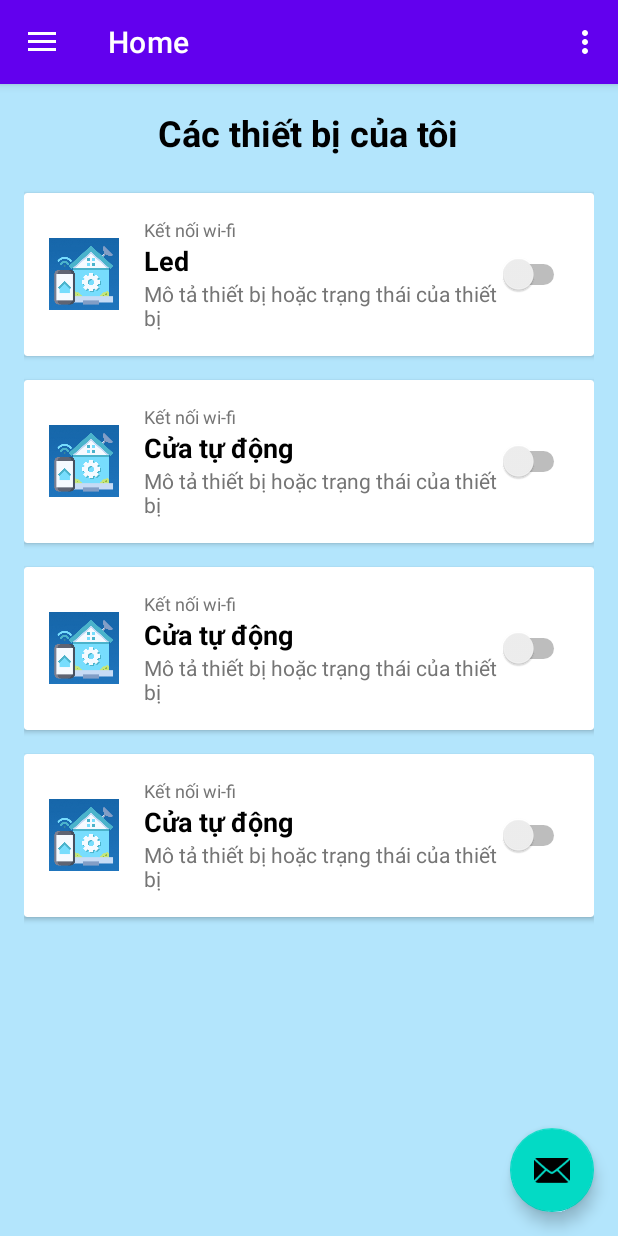
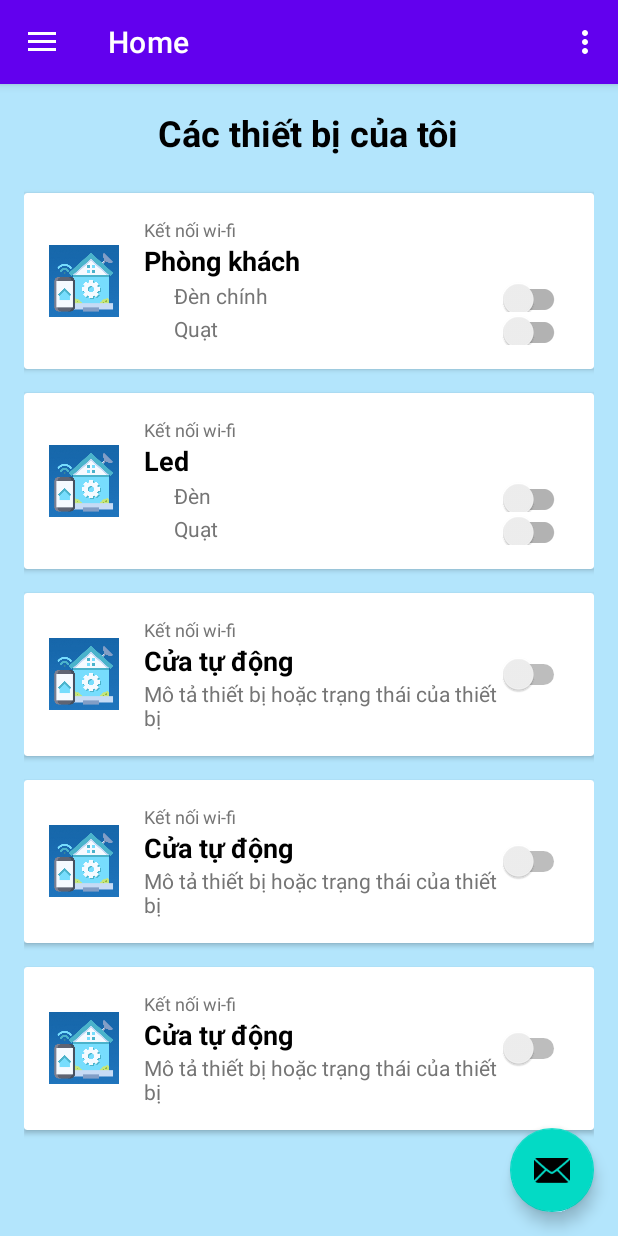
Before and after one commit to YuilRin/AppSmartHome, an Android app: the screen it shows after launch (MainActivity), on a phone screen of 412 x 824 dp. Run offline under Robolectric (Android 15) with nearby library versions, the phone set to English and light mode, and no system bars; our stand-ins replace Firebase (no records; nobody signed in at launch, a user with empty details on screens opened directly), navigation-ui; 3 statements that could not run were skipped.

Commit message:
Doi vai room_card

```diff
--- /dev/null
+++ b/app/src/main/res/layout/bedroom_card.xml
@@ -0,0 +1,102 @@
+<?xml version="1.0" encoding="utf-8"?>
+<androidx.cardview.widget.CardView xmlns:android="http://schemas.android.com/apk/res/android"
+    xmlns:tools="http://schemas.android.com/tools"
+    xmlns:app="http://schemas.android.com/apk/res-auto"
+    android:layout_width="match_parent"
+    android:layout_height="wrap_content"
+    android:layout_marginBottom="16dp">
+
+    <LinearLayout
+        android:layout_width="match_parent"
+        android:layout_height="wrap_content"
+        android:orientation="horizontal"
+        android:padding="16dp">
+
+        <!-- Icon thiết bị -->
+        <ImageView
+            android:layout_width="48dp"
+            android:layout_height="48dp"
+            android:src="@drawable/logo"
+            android:layout_gravity="center_vertical"
+            android:contentDescription="Device Icon" />
+
+        <LinearLayout
+            android:layout_width="0dp"
+            android:layout_height="wrap_content"
+            android:layout_weight="1"
+            android:orientation="vertical"
+            android:paddingStart="16dp">
+
+            <!-- Trạng thái kết nối Wi-Fi -->
+            <TextView
+                android:layout_width="wrap_content"
+                android:layout_height="wrap_content"
+                android:text="Kết nối wi-fi"
+                android:textSize="12sp"
+                android:textColor="#757575"
+                android:layout_gravity="start" />
+
+            <!-- Tên thiết bị -->
+            <TextView
+                android:id="@+id/NameTB"
+                android:layout_width="wrap_content"
+                android:layout_height="wrap_content"
+                android:text="Phòng ngủ"
+                android:textSize="18sp"
+                android:textStyle="bold"
+                android:textColor="#000000"
+                android:layout_gravity="start" />
+
+            <!-- Mô tả thiết bị và Switch nằm cuối -->
+            <LinearLayout
+                android:layout_width="match_parent"
+                android:layout_height="22dp"
+                android:gravity="center_vertical"
+                android:orientation="horizontal">
+
+                <!-- Mô tả thiết bị -->
+
+                <TextView
+                    android:layout_width="wrap_content"
+                    android:layout_height="wrap_content"
+                    android:layout_gravity="center_vertical|start"
+                    android:layout_weight="1"
+                    android:text="      Đèn "
+                    android:textColor="#757575"
+                    android:textSize="14sp" />
+
+                <androidx.appcompat.widget.SwitchCompat
+                    android:id="@+id/SwitchLamb"
+                    android:layout_width="wrap_content"
+                    android:layout_height="wrap_content"
+                    android:layout_gravity="end"
+                    android:checked="false" />
+            </LinearLayout>
+
+            <LinearLayout
+                android:layout_width="match_parent"
+                android:layout_height="22dp"
+                android:orientation="horizontal"
+                android:gravity="center_vertical">
+
+                <!-- Mô tả thiết bị -->
+                <TextView
+                    android:layout_width="wrap_content"
+                    android:layout_height="wrap_content"
+                    android:text="      Quạt"
+                    android:textColor="#757575"
+                    android:textSize="14sp"
+                    android:layout_gravity="center_vertical|start"
+                    android:layout_weight="1"/>
+
+                <androidx.appcompat.widget.SwitchCompat
+                    android:id="@+id/SwitchFan"
+                    android:layout_width="wrap_content"
+                    android:layout_height="wrap_content"
+                    android:layout_gravity="end"
+                    android:checked="false" />
+            </LinearLayout>
+        </LinearLayout>
+
+    </LinearLayout>
+</androidx.cardview.widget.CardView>
--- a/app/src/main/res/layout/fragment_home.xml
+++ b/app/src/main/res/layout/fragment_home.xml
@@ -23,7 +23,8 @@
 
         <!-- Thẻ thiết bị -->
         <!-- Thẻ thiết bị -->
-        <include layout="@layout/device_card" android:id="@+id/deviceCard1" />
+        <include layout="@layout/living_room_card" android:id="@+id/LivingRoom" />
+        <include layout="@layout/bedroom_card" android:id="@+id/deviceCard1" />
         <include layout="@layout/device_card" android:id="@+id/deviceCard2" />
         <include layout="@layout/device_card" android:id="@+id/deviceCard3" />
         <include layout="@layout/device_card" android:id="@+id/deviceCard4" />
--- /dev/null
+++ b/app/src/main/res/layout/living_room_card.xml
@@ -0,0 +1,102 @@
+<?xml version="1.0" encoding="utf-8"?>
+<androidx.cardview.widget.CardView xmlns:android="http://schemas.android.com/apk/res/android"
+    xmlns:tools="http://schemas.android.com/tools"
+    xmlns:app="http://schemas.android.com/apk/res-auto"
+    android:layout_width="match_parent"
+    android:layout_height="wrap_content"
+    android:layout_marginBottom="16dp">
+
+    <LinearLayout
+        android:layout_width="match_parent"
+        android:layout_height="wrap_content"
+        android:orientation="horizontal"
+        android:padding="16dp">
+
+        <!-- Icon thiết bị -->
+        <ImageView
+            android:layout_width="48dp"
+            android:layout_height="48dp"
+            android:src="@drawable/logo"
+            android:layout_gravity="center_vertical"
+            android:contentDescription="Device Icon" />
+
+        <LinearLayout
+            android:layout_width="0dp"
+            android:layout_height="wrap_content"
+            android:layout_weight="1"
+            android:orientation="vertical"
+            android:paddingStart="16dp">
+
+            <!-- Trạng thái kết nối Wi-Fi -->
+            <TextView
+                android:layout_width="wrap_content"
+                android:layout_height="wrap_content"
+                android:text="Kết nối wi-fi"
+                android:textSize="12sp"
+                android:textColor="#757575"
+                android:layout_gravity="start" />
+
+            <!-- Tên thiết bị -->
+            <TextView
+                android:id="@+id/NameTB"
+                android:layout_width="wrap_content"
+                android:layout_height="wrap_content"
+                android:text="Phòng khách"
+                android:textSize="18sp"
+                android:textStyle="bold"
+                android:textColor="#000000"
+                android:layout_gravity="start" />
+
+            <!-- Mô tả thiết bị và Switch nằm cuối -->
+            <LinearLayout
+                android:layout_width="match_parent"
+                android:layout_height="22dp"
+                android:gravity="center_vertical"
+                android:orientation="horizontal">
+
+                <!-- Mô tả thiết bị -->
+
+                <TextView
+                    android:layout_width="wrap_content"
+                    android:layout_height="wrap_content"
+                    android:layout_gravity="center_vertical|start"
+                    android:layout_weight="1"
+                    android:text="      Đèn chính"
+                    android:textColor="#757575"
+                    android:textSize="14sp" />
+
+                <androidx.appcompat.widget.SwitchCompat
+                    android:id="@+id/SwitchLamb"
+                    android:layout_width="wrap_content"
+                    android:layout_height="wrap_content"
+                    android:layout_gravity="end"
+                    android:checked="false" />
+            </LinearLayout>
+
+            <LinearLayout
+                android:layout_width="match_parent"
+                android:layout_height="22dp"
+                android:orientation="horizontal"
+                android:gravity="center_vertical">
+
+                <!-- Mô tả thiết bị -->
+                <TextView
+                    android:layout_width="wrap_content"
+                    android:layout_height="wrap_content"
+                    android:text="      Quạt"
+                    android:textColor="#757575"
+                    android:textSize="14sp"
+                    android:layout_gravity="center_vertical|start"
+                    android:layout_weight="1"/>
+
+                <androidx.appcompat.widget.SwitchCompat
+                    android:id="@+id/SwitchFan"
+                    android:layout_width="wrap_content"
+                    android:layout_height="wrap_content"
+                    android:layout_gravity="end"
+                    android:checked="false" />
+            </LinearLayout>
+        </LinearLayout>
+
+    </LinearLayout>
+</androidx.cardview.widget.CardView>
--- a/app/src/main/res/values/strings.xml
+++ b/app/src/main/res/values/strings.xml
@@ -10,6 +10,5 @@
     <string name="menu_home">Home</string>
     <string name="menu_gallery">Gallery</string>
     <string name="menu_slideshow">Slideshow</string>
-    <!-- TODO: Remove or change this placeholder text -->
     <string name="hello_blank_fragment">Hello blank fragment</string>
 </resources>
```
